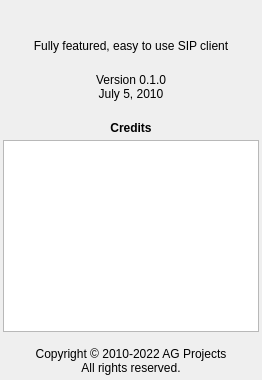
This is resources/about_panel.ui in AGProjects/blink-qt as Qt 5 draws it before an edit. The edited form follows.
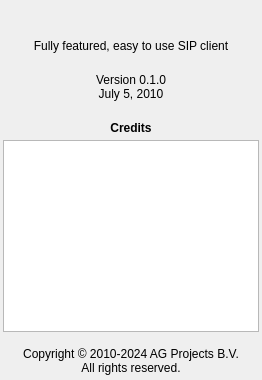
This is the edited form. Icons and pictures are not drawn.

Commit message: Update copyright years

What changed in the file:
```diff
--- a/resources/about_panel.ui
+++ b/resources/about_panel.ui
@@ -144,7 +144,7 @@
    <item>
     <widget class="QLabel" name="copyright">
      <property name="text">
-      <string>Copyright © 2010-2022 AG Projects
+      <string>Copyright © 2010-2024 AG Projects B.V.
 All rights reserved.</string>
      </property>
      <property name="alignment">
```
